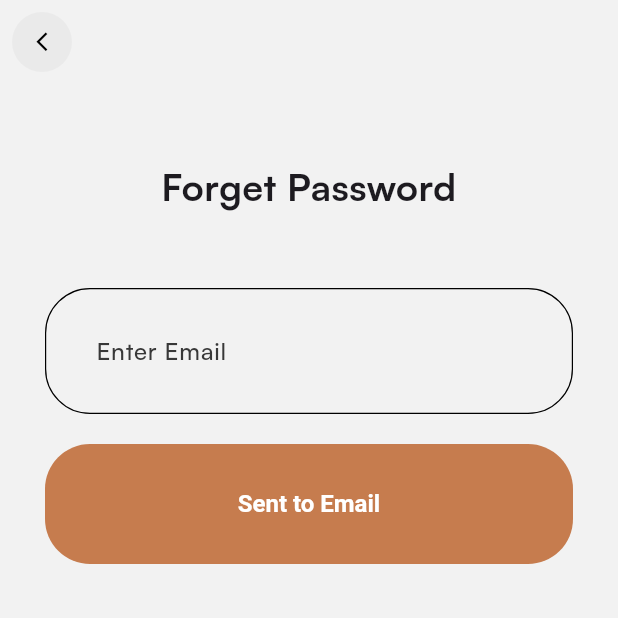
After one commit to MDuuc/learning_app, a Flutter app: the SigninPage screen opened directly, after a tap on "Sign In", after a tap on "Forgot your password?", on a phone screen of 412 x 824 dp, the top half of it. The commit adds this screen. Run offline on Flutter 3.47's test engine with Material 3 defaults, Android fonts, the phone set to English and light mode, and no system bars; our stand-ins replace cloud_firestore, curved_navigation_bar, firebase_auth, firebase_core, flutter_svg, shared_preferences; missing offline and left inert: google_mlkit_digital_ink_recognition; accounts and stored records are empty; network calls fail.

Commit message:
allow to get your password and change read.me with detail image of my project

```diff
--- a/raccoon_learning/lib/data/firebase/authservice.dart
+++ b/raccoon_learning/lib/data/firebase/authservice.dart
@@ -48,6 +48,16 @@ class AuthService {
     }
   }
 
+    Future<void> forgetPassword(String email) async {
+    try {
+      await _auth.sendPasswordResetEmail(email: email);
+      print("Password reset email sent to $email");
+    } catch (e) {
+      print("Error: $e");
+      // Optionally handle specific exceptions
+    }
+  }
+
   // Signout
   Future<void> signOut() async {
     await _auth.signOut();
--- /dev/null
+++ b/raccoon_learning/lib/presentation/intro/forget_password.dart
@@ -0,0 +1,63 @@
+import 'package:flutter/material.dart';
+import 'package:raccoon_learning/data/firebase/authservice.dart';
+import 'package:raccoon_learning/presentation/widgets/appbar/app_bar.dart';
+import 'package:raccoon_learning/presentation/widgets/button/basic_app_button.dart';
+
+class ForgetPassword extends StatelessWidget {
+  ForgetPassword({super.key});
+
+  final TextEditingController _email = TextEditingController();
+  final AuthService _authService = AuthService();
+
+
+  @override
+   Widget build(BuildContext context) {
+    return Scaffold(
+      appBar: const BasicAppBar(),
+      body: SingleChildScrollView(
+        child: Padding(
+          padding: const EdgeInsets.symmetric(vertical: 50, horizontal: 30),
+          child: Column(
+            crossAxisAlignment: CrossAxisAlignment.center,
+            children: [
+              _registerText(),
+              const SizedBox(height: 50,),
+               _emailField(context),
+              const SizedBox(height: 20,),
+               BasicAppButton(
+                onPressed: ()
+                async{
+                  await _authService.forgetPassword(_email.text.toString(),
+                );
+                },
+                title: 'Sent to Email',
+               ),
+               const SizedBox(height: 20,),
+            ],
+          ),
+        ),
+      ),
+    );
+  }
+  Widget _registerText(){
+    return const Text(
+      'Forget Password',
+      style: TextStyle(
+        fontWeight: FontWeight.bold,
+        fontSize: 25,
+      ),
+      textAlign: TextAlign.center,
+    );
+  }
+
+  Widget _emailField(BuildContext context) {
+    return TextField(
+      controller: _email,
+      decoration: const InputDecoration(
+        hintText: 'Enter Email'
+      ).applyDefaults(
+        Theme.of(context).inputDecorationTheme
+      ),
+    );
+  }
+}
--- a/raccoon_learning/lib/presentation/intro/signin_page.dart
+++ b/raccoon_learning/lib/presentation/intro/signin_page.dart
@@ -4,16 +4,24 @@ import 'package:raccoon_learning/constants/assets/app_vectors.dart';
 import 'package:raccoon_learning/constants/theme/app_colors.dart';
 import 'package:raccoon_learning/data/firebase/authservice.dart';
 import 'package:raccoon_learning/presentation/home/control_page.dart';
+import 'package:raccoon_learning/presentation/intro/forget_password.dart';
 import 'package:raccoon_learning/presentation/intro/signup_page.dart';
 import 'package:raccoon_learning/presentation/widgets/appbar/app_bar.dart';
 import 'package:raccoon_learning/presentation/widgets/button/basic_app_button.dart';
 
-class SigninPage extends StatelessWidget {
-  SigninPage({super.key});
+class SigninPage extends StatefulWidget {
+  const SigninPage({super.key});
+
+  @override
+  State<SigninPage> createState() => _SigninPageState();
+}
+
+class _SigninPageState extends State<SigninPage> {
 
   final TextEditingController _email = TextEditingController();
   final TextEditingController _password= TextEditingController();
   final AuthService _authService = AuthService();
+  bool _signInFailed = false;
 
 
   @override
@@ -36,17 +44,23 @@ class SigninPage extends StatelessWidget {
                BasicAppButton(
                 onPressed: ()
                 async{
-final user = await _authService.signInWithEmailPassword(
+                  final user = await _authService.signInWithEmailPassword(
                   _email.text.toString(),
                   _password.text.toString(),
                 );
                 if (user != null) {
+                  setState(() {
+                      _signInFailed = false;
+                    });
                   Navigator.pushAndRemoveUntil(
                     context,
                     MaterialPageRoute(builder: (BuildContext context) => const ControlPage()),
                     (route) => false,
                   );
                 } else {
+                  setState(() {
+                      _signInFailed = true;
+                    });
                   ScaffoldMessenger.of(context).showSnackBar(
                     SnackBar(content: Text('Registration failed. Please try again!')),
                   );
@@ -54,6 +68,8 @@ final user = await _authService.signInWithEmailPassword(
                 },
                 title: 'Sign In',
                ),
+               const SizedBox(height: 20,),
+                if (_signInFailed) _forgetPasswordHint(context),
                const SizedBox(height: 20,),
                // horizontal line
                const Row(
@@ -185,4 +201,22 @@ final user = await _authService.signInWithEmailPassword(
       ),
     );
   }
+
+    Widget _forgetPasswordHint(BuildContext context) {
+    return TextButton(
+      onPressed: () {
+        Navigator.push(
+          context,
+          MaterialPageRoute(builder: (BuildContext context) => ForgetPassword()),
+        );
+      },
+      child: Text(
+        "Forgot your password?",
+        style: TextStyle(
+          color: AppColors.blue,
+          fontSize: 16,
+        ),
+      ),
+    );
+  }
 }
```
Also changed, not shown: learning_cv/project_img_1.png (added), learning_cv/project_img_10.png (added), learning_cv/project_img_11.png (added), learning_cv/project_img_12.png (added), learning_cv/project_img_13.png (added), learning_cv/project_img_14.png (added), learning_cv/project_img_15.png (added), learning_cv/project_img_16.png (added), learning_cv/project_img_2.png (added), learning_cv/project_img_3.png (added), learning_cv/project_img_4.png (added), learning_cv/project_img_5.png (added), learning_cv/project_img_6.png (added), learning_cv/project_img_7.png (added), 2 more files, 1 other file.
